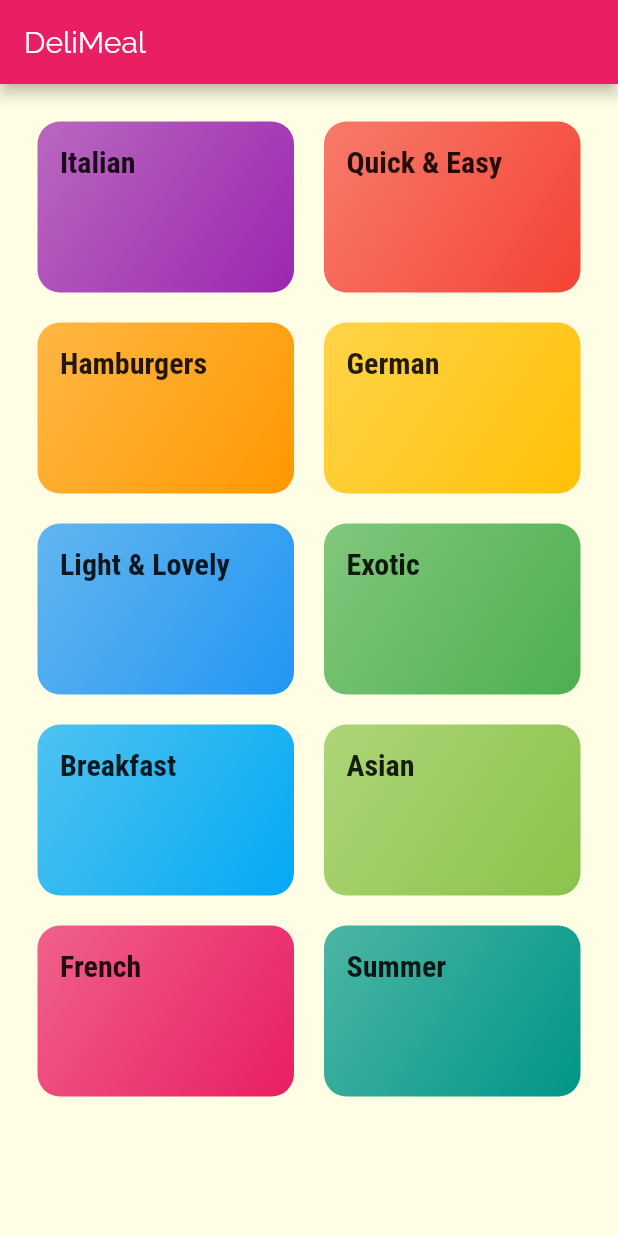
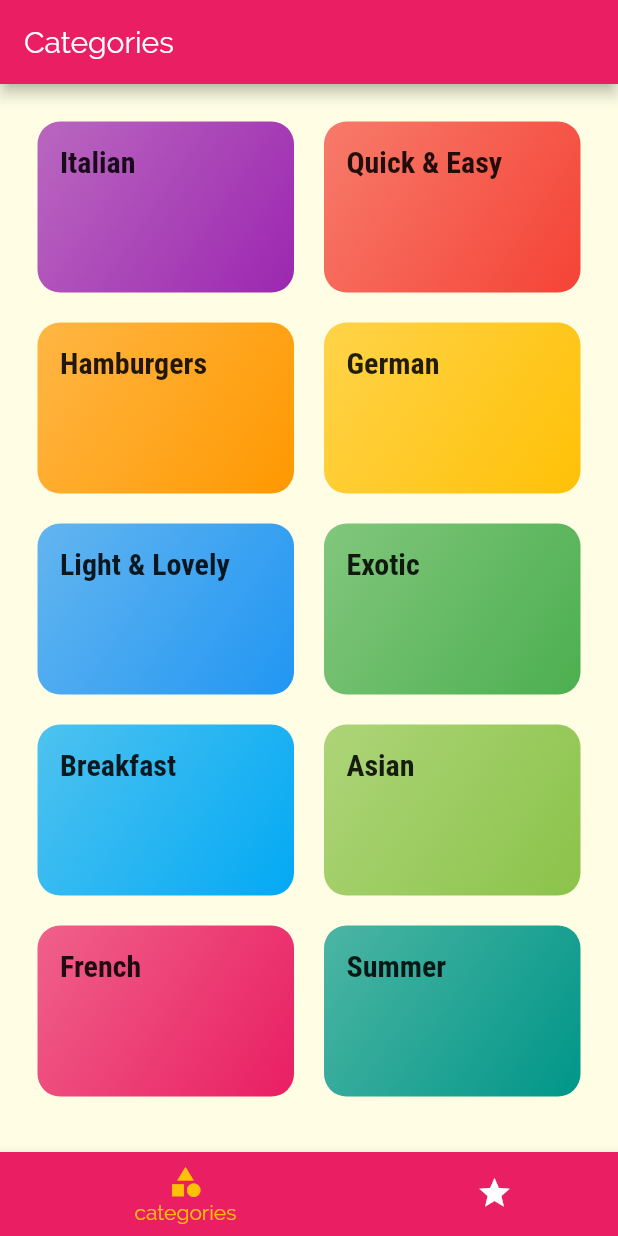
Before and after one commit to RyoMasuda4611/flutter_meals, a Flutter app: the screen it shows after launch, on a phone screen of 412 x 824 dp. Run offline on Flutter 3.47's test engine with Material 2 defaults, Android fonts, the phone set to English and light mode, and no system bars.

```diff
--- a/lib/main.dart
+++ b/lib/main.dart
@@ -1,6 +1,6 @@
 import 'package:flutter/material.dart';
+import './screens/tabs_screen.dart';
 import './screens/meal_detail_screen.dart';
-import './screens/categories_screen.dart';
 import './screens/category_meals_screen.dart';
 
 void main() => runApp(MyApp());
@@ -31,7 +31,7 @@ class MyApp extends StatelessWidget {
       ),
       initialRoute: '/',
       routes: {
-        '/': (cxt) => CategoriesScreen(),
+        '/': (cxt) => TabsScreen(),
         CategoryMealsScreen.routeName: (ctx) => CategoryMealsScreen(),
         MealDetailScreen.routeName: (ctx) => MealDetailScreen(),
       },
--- a/lib/screens/categories_screen.dart
+++ b/lib/screens/categories_screen.dart
@@ -6,11 +6,7 @@ import '../widgets/category_item.dart';
 class CategoriesScreen extends StatelessWidget {
   @override
   Widget build(BuildContext context) {
-    return Scaffold(
-      appBar: AppBar(
-        title: const Text('DeliMeal'),
-      ),
-      body: GridView(
+    return GridView(
       padding: const EdgeInsets.all(25),
       children: DUMMY_CATEGORIES
           .map((catData) => CategoryItem(
@@ -25,7 +21,6 @@ class CategoriesScreen extends StatelessWidget {
         crossAxisSpacing: 20,
         mainAxisSpacing: 20,
       ),
-      ),
     );
   }
 }
--- /dev/null
+++ b/lib/screens/favorites_screen.dart
@@ -0,0 +1,8 @@
+import 'package:flutter/material.dart';
+
+class FavoritesScreen extends StatelessWidget {
+  @override
+  Widget build(BuildContext context) {
+    return Center(child: Text('Favorite'),);
+  }
+}
--- /dev/null
+++ b/lib/screens/tabs_screen.dart
@@ -0,0 +1,53 @@
+import 'package:flutter/material.dart';
+import './favorites_screen.dart';
+import './categories_screen.dart';
+
+class TabsScreen extends StatefulWidget {
+  @override
+  _TabsScreenState createState() => _TabsScreenState();
+}
+
+class _TabsScreenState extends State<TabsScreen> {
+  final List<Map<String, Object>> _pages = [
+    {'page': CategoriesScreen(), 'title': 'Categories'},
+    {'page': FavoritesScreen(), 'title': 'Your Favorite'},
+  ];
+
+  int _selectedPageIndex = 0;
+
+  void _selectPage(int index) {
+    setState(() {
+      _selectedPageIndex = index;
+    });
+  }
+
+  @override
+  Widget build(BuildContext context) {
+    return Scaffold(
+      appBar: AppBar(
+        title: Text(_pages[_selectedPageIndex]['title']),
+      ),
+      body: _pages[_selectedPageIndex]['page'],
+      bottomNavigationBar: BottomNavigationBar(
+        onTap: _selectPage,
+        backgroundColor: Theme.of(context).primaryColor,
+        unselectedItemColor: Colors.white,
+        selectedItemColor: Theme.of(context).accentColor,
+        currentIndex: _selectedPageIndex,
+        type: BottomNavigationBarType.shifting,
+        items: [
+          BottomNavigationBarItem(
+            backgroundColor: Theme.of(context).primaryColor,
+            icon: Icon(Icons.category),
+            title: Text('categories'),
+          ),
+          BottomNavigationBarItem(
+            backgroundColor: Theme.of(context).primaryColor,
+            icon: Icon(Icons.star),
+            title: Text('favoites'),
+          ),
+        ],
+      ),
+    );
+  }
+}
```
Lines whose indentation alone changed are shown as unchanged.
